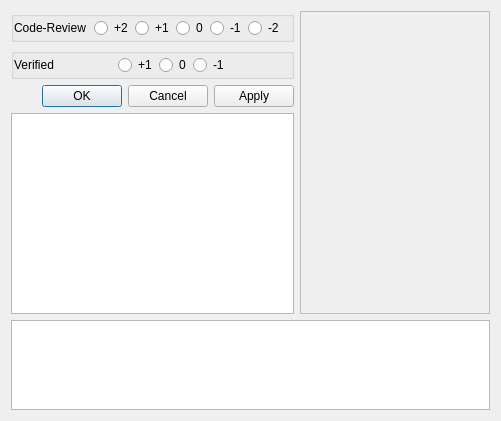
Above: ui/change.ui from Katana-Steel/GerritUI before the change. Below: the same form after it.
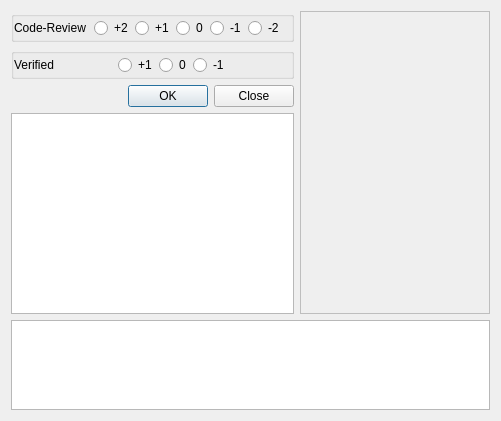
That is the form after the change.

Commit message: Implemented a the Change's file list and added reviews

The edit to the form file:
```diff
--- a/ui/change.ui
+++ b/ui/change.ui
@@ -179,7 +179,7 @@
        <item>
         <widget class="QDialogButtonBox" name="bb">
          <property name="standardButtons">
-          <set>QDialogButtonBox::Apply|QDialogButtonBox::Cancel|QDialogButtonBox::Ok</set>
+          <set>QDialogButtonBox::Close|QDialogButtonBox::Ok</set>
          </property>
         </widget>
        </item>
```
Left out of the diff: 21 changed lines with no effect on the pictures. The commit also changes 1 other file.
